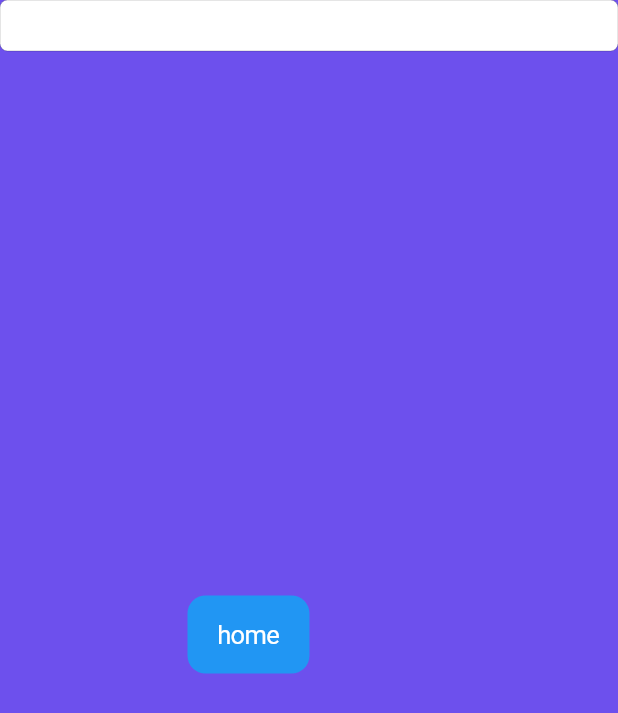
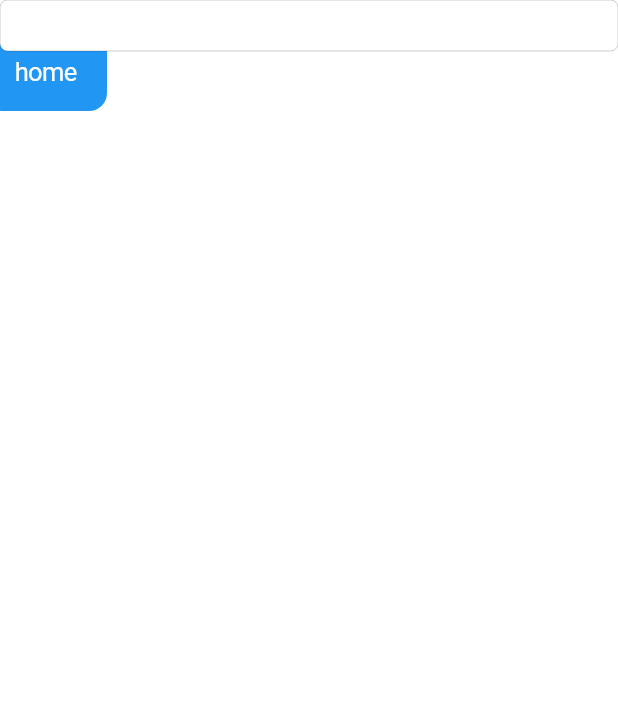
Before and after one commit to mario1525/flutter, a Flutter app: the MyCustomForm screen opened by its route, on a phone screen of 412 x 824 dp. Shown: the top 713 px of the screen. Run offline on Flutter 3.47's test engine with Material 2 defaults, Android fonts, the phone set to English and light mode, and no system bars.

Commit message:
dandole estilo

```diff
--- a/app_mario/lib/backgraund.dart
+++ b/app_mario/lib/backgraund.dart
@@ -7,8 +7,8 @@ class backgraund extends StatelessWidget {
       decoration: BoxDecoration(
         gradient: LinearGradient(
           colors: [
-            Color.fromARGB(255, 227, 248, 132),
-            Color.fromARGB(193, 62, 24, 231),
+            Color.fromARGB(255, 255, 255, 255),
+            Color.fromARGB(255, 255, 255, 255),
           ],
           begin: FractionalOffset(1.0, 0.1),
           end: FractionalOffset(1.0, 0.1),
--- a/app_mario/lib/main.dart
+++ b/app_mario/lib/main.dart
@@ -1,6 +1,6 @@
 import 'package:app_mario/myhome.dart';
 import 'package:flutter/material.dart';
-import 'MyCustomForm.dart';
+import 'mysingIn.dart';
 import 'myhome.dart';
 import 'mysingUp.dart';
 
--- a/app_mario/lib/MyCustomForm.dart
+++ b/app_mario/lib/mysingIn.dart
@@ -16,11 +16,10 @@ class MyCustom extends State<MyCustomForm> {
         child: Stack(
           children: <Widget>[
             backgraund(),
-            CupertinoTextField(),
             //boton de navegacion
             Positioned(
-              bottom: 375,
-              left: 125,
+              bottom: 750,
+              left: -10,
               child: CupertinoButton.filled(
                 onPressed: () {
                   Navigator.pop(context);
@@ -28,6 +27,9 @@ class MyCustom extends State<MyCustomForm> {
                 child: const Text('home'),
               ),
             ),
+            Positioned(
+              child: CupertinoTextField(),
+            ),
           ],
         ),
       ),
```
Also changed, not shown: app_mario/lib/myhome.dart (+19 -1 lines), app_mario/lib/mysingUp.dart (+10 -13 lines).
